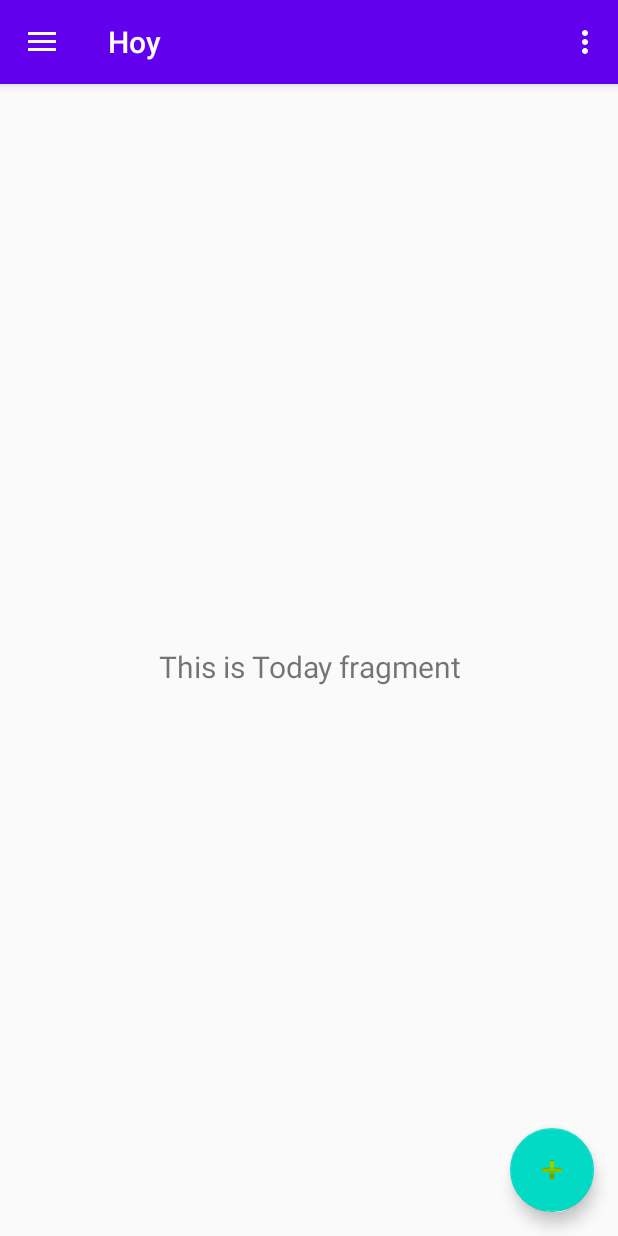
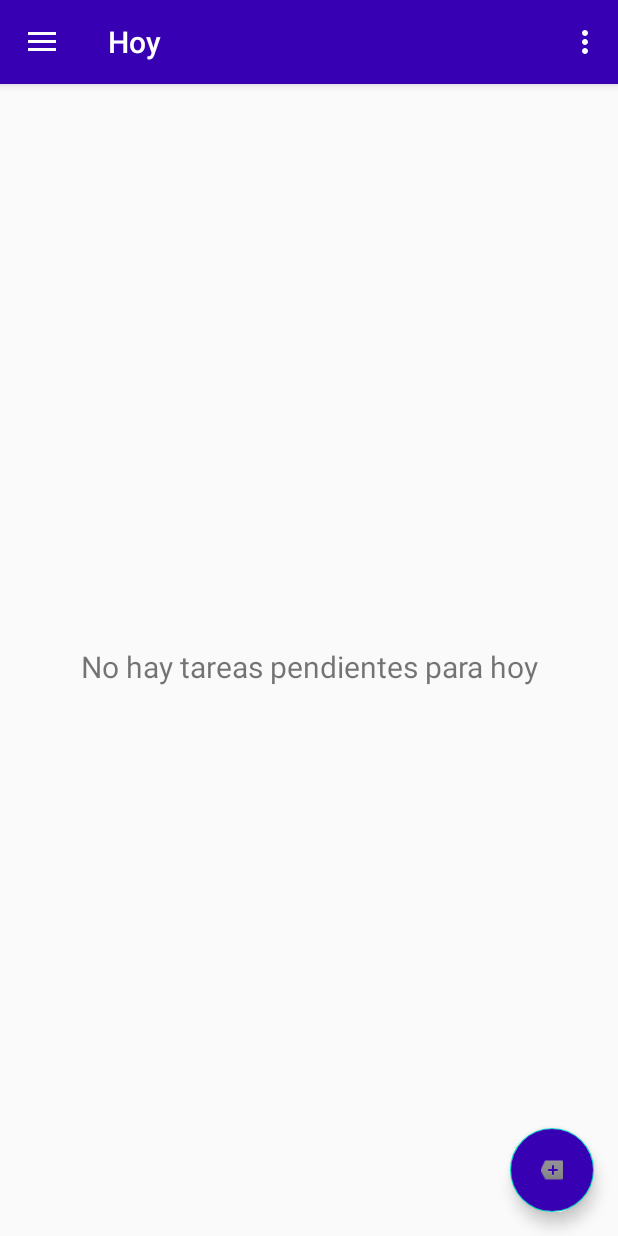
Before and after one commit to mauroalfaro/project-todolist, an Android app: the screen it shows after launch (MainActivity), in the side drawer, after a tap on "Hoy", on a phone screen of 412 x 824 dp. Run offline under Robolectric (Android 15) with nearby library versions, the phone set to English and light mode, and no system bars; our stand-ins replace navigation-ui.

Commit message:
Replaced ViewModel with AndroidViewModel and added en-locale resources

```diff
--- a/app/src/main/java/com/example/project2020/MainActivity.java
+++ b/app/src/main/java/com/example/project2020/MainActivity.java
@@ -30,7 +30,7 @@ import androidx.appcompat.widget.Toolbar;
         fab.setOnClickListener(new View.OnClickListener() {
             @Override
             public void onClick(View view) {
-                Snackbar.make(view, "Replace with your own action", Snackbar.LENGTH_LONG)
+                Snackbar.make(view, "Add to-do here", Snackbar.LENGTH_LONG)
                         .setAction("Action", null).show();
             }
         });
--- a/app/src/main/java/com/example/project2020/ui/general/GeneralViewModel.java
+++ b/app/src/main/java/com/example/project2020/ui/general/GeneralViewModel.java
@@ -1,16 +1,23 @@
 package com.example.project2020.ui.general;
 
+import android.app.Application;
+
+import androidx.annotation.NonNull;
+import androidx.lifecycle.AndroidViewModel;
 import androidx.lifecycle.LiveData;
 import androidx.lifecycle.MutableLiveData;
 import androidx.lifecycle.ViewModel;
 
-public class GeneralViewModel extends ViewModel {
+import com.example.project2020.R;
+
+public class GeneralViewModel extends AndroidViewModel {
 
     private MutableLiveData<String> mText;
 
-    public GeneralViewModel() {
+    public GeneralViewModel(@NonNull Application application) {
+        super(application);
         mText = new MutableLiveData<>();
-        mText.setValue("This is the General fragment");
+        mText.setValue(getApplication().getString(R.string.general_fragment_default));
     }
 
     public LiveData<String> getText() {
--- a/app/src/main/java/com/example/project2020/ui/today/TodayViewModel.java
+++ b/app/src/main/java/com/example/project2020/ui/today/TodayViewModel.java
@@ -1,16 +1,23 @@
 package com.example.project2020.ui.today;
 
+import android.app.Application;
+
+import androidx.annotation.NonNull;
+import androidx.lifecycle.AndroidViewModel;
 import androidx.lifecycle.LiveData;
 import androidx.lifecycle.MutableLiveData;
-import androidx.lifecycle.ViewModel;
 
-public class TodayViewModel extends ViewModel {
+
+import com.example.project2020.R;
+
+public class TodayViewModel extends AndroidViewModel {
 
     private MutableLiveData<String> mText;
 
-    public TodayViewModel() {
+    public TodayViewModel(@NonNull Application application) {
+        super(application);
         mText = new MutableLiveData<>();
-        mText.setValue("This is Today fragment");
+        mText.setValue(getApplication().getString(R.string.today_fragment_default));
     }
 
     public LiveData<String> getText() {
--- a/app/src/main/res/layout/app_bar_main.xml
+++ b/app/src/main/res/layout/app_bar_main.xml
@@ -15,7 +15,7 @@
             android:id="@+id/toolbar"
             android:layout_width="match_parent"
             android:layout_height="?attr/actionBarSize"
-            android:background="?attr/colorPrimary"
+            android:background="@color/design_default_color_primary_dark"
             app:popupTheme="@style/AppTheme.PopupOverlay" />
 
     </com.google.android.material.appbar.AppBarLayout>
@@ -28,7 +28,8 @@
         android:layout_height="wrap_content"
         android:layout_gravity="bottom|end"
         android:layout_margin="@dimen/fab_margin"
+        android:backgroundTint="@color/design_default_color_primary_dark"
         app:rippleColor="#FFFFFF"
-        app:srcCompat="@android:drawable/ic_input_add" />
+        app:srcCompat="@android:drawable/stat_notify_more" />
 
 </androidx.coordinatorlayout.widget.CoordinatorLayout>
--- a/app/src/main/res/menu/activity_main_drawer.xml
+++ b/app/src/main/res/menu/activity_main_drawer.xml
@@ -3,7 +3,9 @@
     xmlns:tools="http://schemas.android.com/tools"
     tools:showIn="navigation_view">
 
-    <group android:checkableBehavior="single">
+    <group
+        android:id="@+id/menu_top"
+        android:checkableBehavior="single">
         <item
             android:id="@+id/nav_general"
             android:icon="?android:attr/actionModeFindDrawable"
@@ -20,6 +22,11 @@
             android:id="@+id/nav_tags"
             android:icon="@android:drawable/ic_input_delete"
             android:title="@string/menu_tags" />
+    </group>
+
+    <group
+        android:id="@+id/menu_bottom"
+        android:checkableBehavior="single">
         <item
             android:id="@+id/nav_settings"
             android:icon="@android:drawable/ic_menu_preferences"
--- a/app/src/main/res/menu/main.xml
+++ b/app/src/main/res/menu/main.xml
@@ -2,8 +2,8 @@
 <menu xmlns:android="http://schemas.android.com/apk/res/android"
     xmlns:app="http://schemas.android.com/apk/res-auto">
     <item
-        android:id="@+id/action_settings"
+        android:id="@+id/action_notifications"
         android:orderInCategory="100"
-        android:title="@string/action_settings"
+        android:title="@string/action_notifications"
         app:showAsAction="never" />
 </menu>
--- a/app/src/main/res/values/strings.xml
+++ b/app/src/main/res/values/strings.xml
@@ -5,7 +5,7 @@
     <string name="nav_header_title">Mauro Alfaro</string>
     <string name="nav_header_subtitle">mauroalfaroo@gmail.com</string>
     <string name="nav_header_desc">Navigation header</string>
-    <string name="action_settings">Settings</string>
+    <string name="action_notifications">Notificaciones</string>
 
     <string name="menu_general">Vista general</string>
     <string name="menu_today">Hoy</string>
@@ -13,5 +13,11 @@
     <string name="menu_tags">Etiquetas</string>
     <string name="menu_settings">Configuración</string>
 
+    <string name="general_fragment_default">No se han añadido tareas aún</string>
+    <string name="today_fragment_default">No hay tareas pendientes para hoy</string>
+    <string name="thisweek_fragment_default">No hay tareas pendientes esta semana</string>
+    <string name="tags_fragment_default">No se han creado etiquetas</string>
+    <string name="settings_fragment_default">Configuración</string>
+
     <string name="home_second">Home Second</string>
 </resources>
```
Also changed, not shown: app/src/main/java/com/example/project2020/ui/settings/SettingsViewModel.java (+10 -3 lines), app/src/main/java/com/example/project2020/ui/tags/TagsViewModel.java (+10 -3 lines), app/src/main/java/com/example/project2020/ui/thisweek/ThisWeekViewModel.java (+10 -3 lines), 4 other files.
